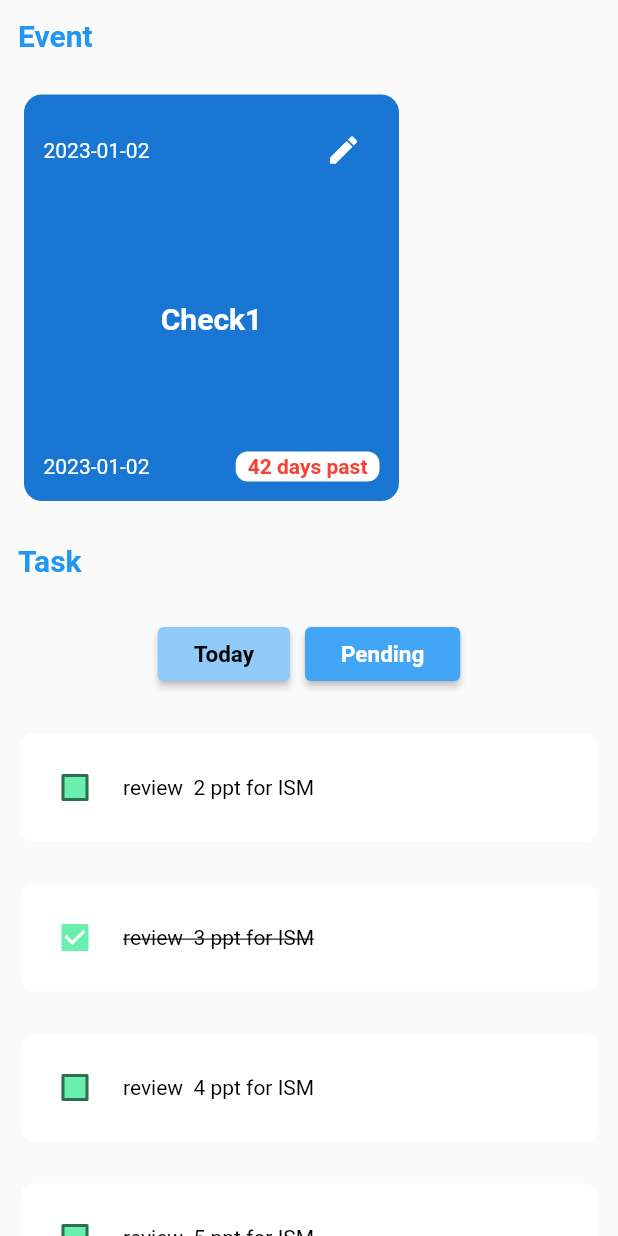
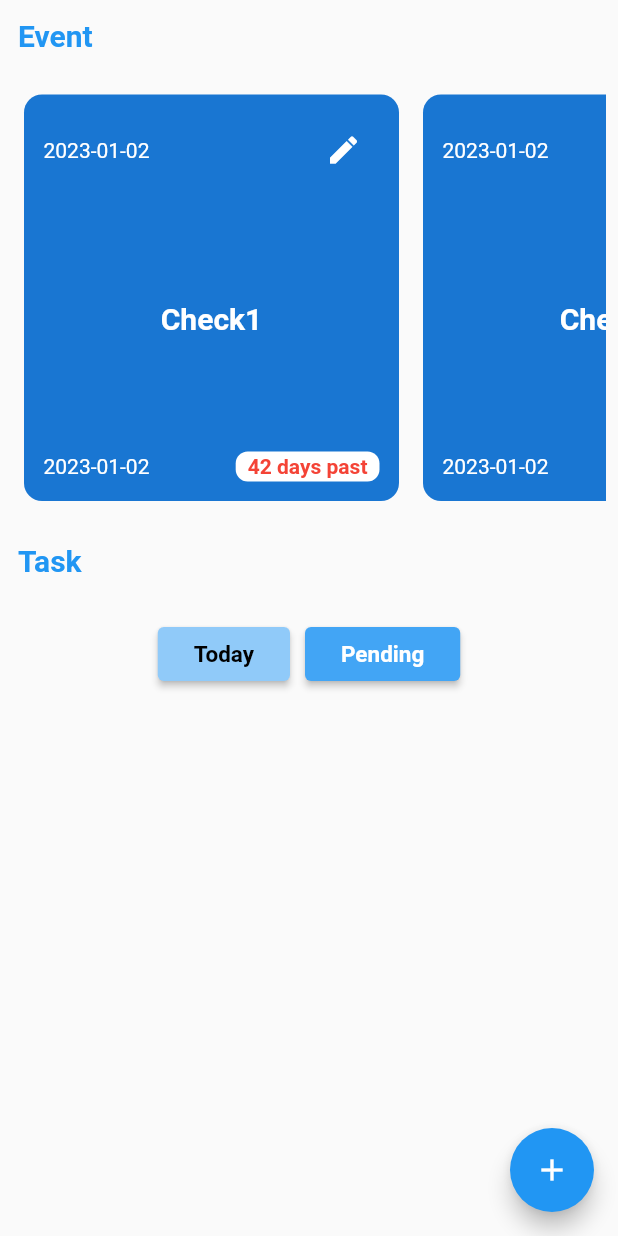
Before and after one commit to Akash-Raj-ST/docket, a Flutter app: the screen it shows after launch, after a tap on "Pending", on a phone screen of 412 x 824 dp. Run offline on Flutter 3.47's test engine with Material 2 defaults, Android fonts, the phone set to English and light mode, and no system bars; our stand-ins replace bloc, equatable, flutter_bloc, hive, hive_flutter; accounts and stored records are empty.

```diff
--- /dev/null
+++ b/lib/Add/add.dart
@@ -0,0 +1,14 @@
+import 'package:flutter/cupertino.dart';
+import 'package:flutter/src/widgets/container.dart';
+import 'package:flutter/src/widgets/framework.dart';
+
+class AddPage extends StatelessWidget {
+  const AddPage({super.key});
+
+  @override
+  Widget build(BuildContext context) {
+    return Center(
+      child: Text("Add page"),
+    );
+  }
+}
--- a/lib/events/EventPage.dart
+++ b/lib/events/EventPage.dart
@@ -21,7 +21,7 @@ class _EventState extends State<EventPage> {
 
       create: (context) => EventBloc(
         RepositoryProvider.of<EventService>(context)
-      )..add(LoadEventEvent()),
+      )..add(EventServiceEvent()),
 
       child: BlocBuilder<EventBloc,EventState>(
 
--- a/lib/events/bloc/event_bloc.dart
+++ b/lib/events/bloc/event_bloc.dart
@@ -14,6 +14,13 @@ class EventBloc extends Bloc<EventEvent, EventState> {
   final EventService _eventService;
 
   EventBloc(this._eventService) : super(EventInitial()) {
+
+    on<EventServiceEvent>((event,emit) async{
+      await _eventService.init();
+
+      add(LoadEventEvent());
+    });
+
     on<LoadEventEvent>((event, emit) async{
       final all_events = await _eventService.getEvents();
       emit(EventLoadedState(all_events));
--- a/lib/events/bloc/event_event.dart
+++ b/lib/events/bloc/event_event.dart
@@ -48,3 +48,8 @@ class DeleteEventEvent extends EventEvent {
   @override
   List<Object> get props => [];
 }
+
+class EventServiceEvent extends EventEvent{
+  @override
+  List<Object> get props => [];
+}
--- a/lib/main.dart
+++ b/lib/main.dart
@@ -7,10 +7,15 @@ import 'package:docket/tasks/TaskPage.dart';
 import './events/EventPage.dart';
 import 'package:docket/services/event.dart';
 import 'package:docket/services/task.dart';
+import 'package:docket/Add/add.dart';
 
-void main() async{
+Future<void> main() async{
   await Hive.initFlutter();
-  runApp(MyApp());
+  runApp(
+    MaterialApp(
+      home: MyApp(),
+    )
+  );
 }
 
 
@@ -26,16 +31,24 @@ class MyApp extends StatelessWidget {
         RepositoryProvider(create: (context)=>TaskService()),
       ],
 
-      child: MaterialApp(
-        home: Scaffold(
+      child: Scaffold(
           body: Column(
             children: [
               EventPage(),
               TaskPage(),
             ],
           ),
+          floatingActionButton: FloatingActionButton(
+            onPressed: () => {
+              Navigator.of(context).push(
+                MaterialPageRoute(
+                  builder: (context)=>AddPage()
+                )
+              )
+            },
+            child: Icon(Icons.add),
+          ),
         ),
-      ),
     );
   }
 }
--- a/lib/services/event.dart
+++ b/lib/services/event.dart
@@ -1,25 +1,25 @@
+// ignore_for_file: public_member_api_docs, sort_constructors_first
 import 'package:hive/hive.dart';
+
 import 'package:docket/models/event.dart';
 
-
-class EventService{
+class EventService {
   late Box<Event> _events;
 
   Future<void> init() async{
     Hive.registerAdapter(EventAdapter());
     _events = await Hive.openBox<Event>('EventBox');
 
-    _events.clear();
+    await _events.clear();
 
     _events.add(Event(title: "Check1", dateCreated: "Today", deadlineDate: "2023-01-02", deadlineTime: "2023-01-02", alert: "alert_time", status: false));
     _events.add(Event(title: "Check2", dateCreated: "Today", deadlineDate: "2023-01-02", deadlineTime: "2023-01-02", alert: "alert_time", status: false));
-    print("Loaded event init");
   }
 
   Future<List<Event>> getEvents() async{
-    // final all_events = _events.values.toList();
-
-    return [Event(title: "Check1", dateCreated: "Today", deadlineDate: "2023-01-02", deadlineTime: "2023-01-02", alert: "alert_time", status: false)];
+    final all_events = _events.values.toList();
+    return all_events;
+    //return [Event(title: "Check1", dateCreated: "Today", deadlineDate: "2023-01-02", deadlineTime: "2023-01-02", alert: "alert_time", status: false)];
   }
 
   Future<void> addEvent(Event event) async{
--- a/lib/services/task.dart
+++ b/lib/services/task.dart
@@ -5,37 +5,38 @@ import 'package:docket/models/task.dart';
 class TaskService{
   late Box<Task> _tasks;
 
+
   Future<void> init() async{
     Hive.registerAdapter(TaskAdapter());
     _tasks = await Hive.openBox<Task>('TaskBox');
   }
 
   Future<List<Task>> getTasks() async{
-    // final all_tasks = _tasks.values.toList();
-    return [
-    Task(
-      title: "review  2 ppt for ISM",
-      dateCreated: "12/01/2023",
-      status: false
-    ),
-    Task(
-      title: "review  3 ppt for ISM",
-      dateCreated: "12/01/2023",
-      status: true
-    ),
-    Task(
-      title: "review  4 ppt for ISM",
-      dateCreated: "12/01/2023",
-      status: false
-    ),
-    Task(
-      title: "review  5 ppt for ISM",
-      dateCreated: "12/01/2023",
-      status: false
-    ),
+    final all_tasks = _tasks.values.toList();
+  //   return [
+  //   Task(
+  //     title: "review  2 ppt for ISM",
+  //     dateCreated: "12/01/2023",
+  //     status: false
+  //   ),
+  //   Task(
+  //     title: "review  3 ppt for ISM",
+  //     dateCreated: "12/01/2023",
+  //     status: true
+  //   ),
+  //   Task(
+  //     title: "review  4 ppt for ISM",
+  //     dateCreated: "12/01/2023",
+  //     status: false
+  //   ),
+  //   Task(
+  //     title: "review  5 ppt for ISM",
+  //     dateCreated: "12/01/2023",
+  //     status: false
+  //   ),
 
-  ];
-    //return all_tasks;
+  // ];
+    return all_tasks;
   }
 
   Future<void> addTask(Task task) async{
--- a/lib/tasks/TaskPage.dart
+++ b/lib/tasks/TaskPage.dart
@@ -32,7 +32,7 @@ class _TaskState extends State<TaskPage> {
 
       create: (context) => TaskBloc(
         RepositoryProvider.of<TaskService>(context)
-      )..add(LoadTaskEvent()),
+      )..add(TaskServiceEvent()),
 
       child: BlocConsumer<TaskBloc, TaskState>(
         listener: (context, state) {
--- a/lib/tasks/bloc/task_bloc.dart
+++ b/lib/tasks/bloc/task_bloc.dart
@@ -12,6 +12,15 @@ class TaskBloc extends Bloc<TaskEvent, TaskState> {
   final TaskService _taskService;
 
   TaskBloc(this._taskService) : super(TaskInitial()) {
+
+    on<TaskServiceEvent>((event,emit) async{
+          await _taskService.init();
+          emit(TaskInitial());
+
+          add(LoadTaskEvent());
+      }
+    );
+
     on<LoadTaskEvent>((event, emit) async{
       final all_tasks = await _taskService.getTasks();
       emit(TaskLoadedState(all_tasks));
--- a/lib/tasks/bloc/task_event.dart
+++ b/lib/tasks/bloc/task_event.dart
@@ -46,3 +46,8 @@ class DeleteTaskEvent extends TaskEvent {
   @override
   List<Object> get props => [];
 }
+
+class TaskServiceEvent extends TaskEvent{
+  @override
+  List<Object> get props => [];
+}
```
